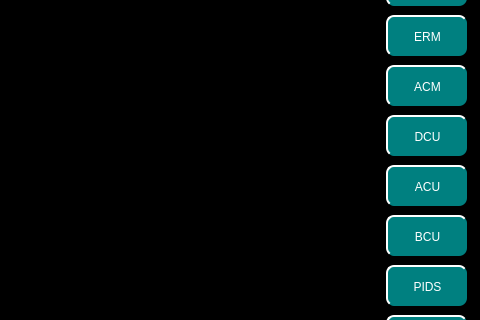
Above: maintainceallportspage.ui from mayue-crrc/ShenyangMetro9DB before the change; both pictures show x 544 to 1024 and y 205 to 525 of the 1024 by 768 pixel window. Below: the same form after it.
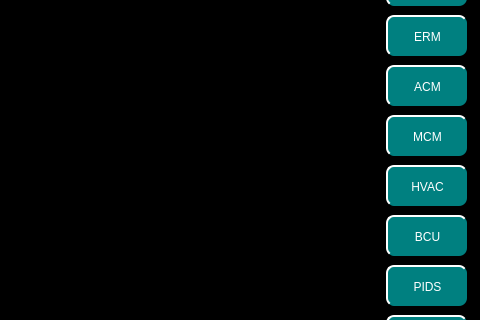
That is the form after the change.

```diff
--- a/maintainceallportspage.ui
+++ b/maintainceallportspage.ui
@@ -172,7 +172,7 @@
     <string notr="true"/>
    </property>
    <property name="text">
-    <string>ACU</string>
+    <string>HVAC</string>
    </property>
   </widget>
   <widget class="QPushButton" name="EBCUBtn">
@@ -306,7 +306,7 @@
     <string notr="true"/>
    </property>
    <property name="text">
-    <string>DCU</string>
+    <string>MCM</string>
    </property>
   </widget>
  </widget>
```
